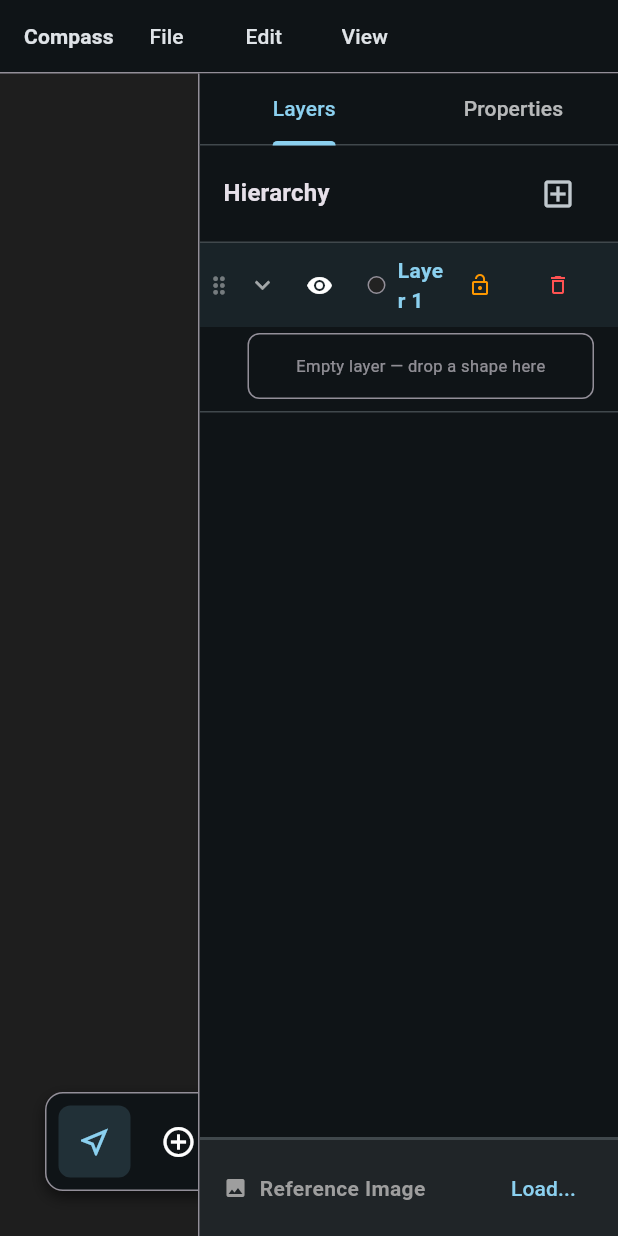
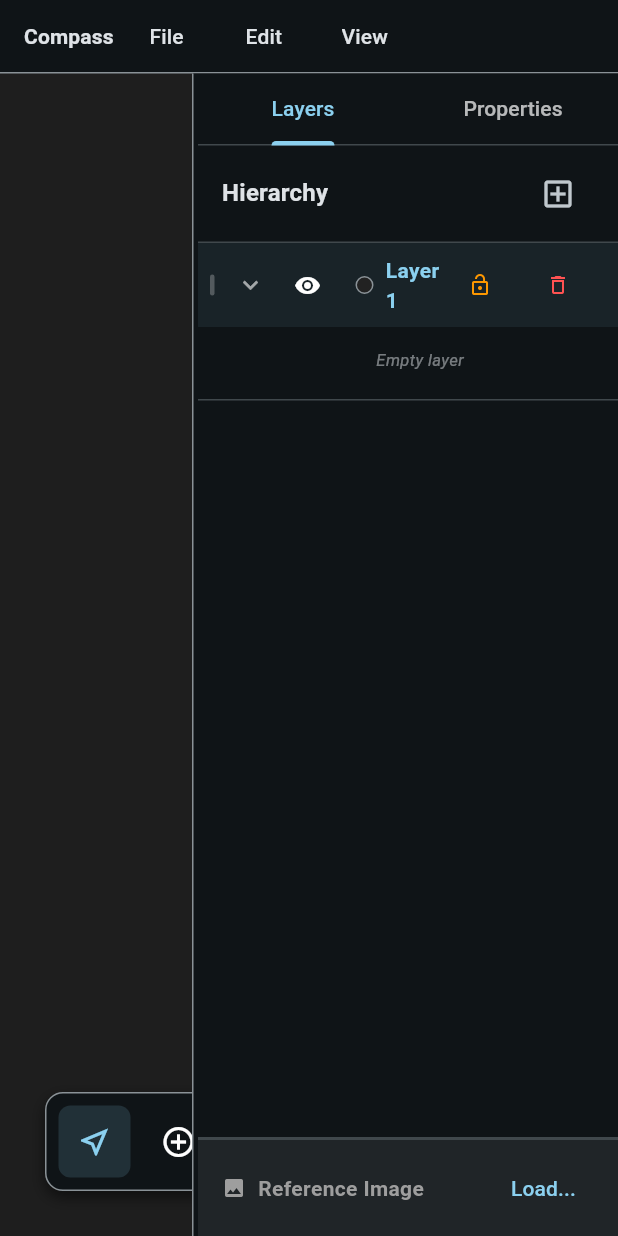
Before and after one commit to nathanfx330/compass, a Flutter app: the screen it shows after launch, on a phone screen of 412 x 824 dp. Run offline on Flutter 3.47's test engine with Material 3 defaults, Android fonts, the phone set to English and light mode, and no system bars.

Commit message:
UI Overhaul: Resizable panels, clean drag handles, and 3-state themes
- Made the right panel (Hierarchy/Properties) horizontally resizable via a drag slider.
- Replaced the dotted drag indicator icons in layers and shape rows with a clean, minimal vertical bar.
- Cleaned up the 'Empty Layer' drop zone by removing the box border and centering the text.
- Replaced 'Monokai' and 'Rosé Pine' themes with professional 'Engine' (Godot-inspired), 'Nord', and 'Gruvbox' themes.
- Replaced Flutter's binary ThemeMode with a custom 3-state CompassThemeMode (Light, Dim, Dark).
- Added a dedicated 'Dim' background color to all themes.
- Muted the Gruvbox light background to a warm stone gray.

```diff
--- a/lib/main.dart
+++ b/lib/main.dart
@@ -32,26 +32,40 @@ class _CompassAppState extends State<CompassApp> {
       builder: (context, _) {
         final activeTheme = _themeManager.activeTheme;
 
+        // Determine the actual scaffold background based on our custom 3-state enum.
+        // Both 'dim' and 'dark' use a dark brightness for text/icons, but they use
+        // different scaffold backgrounds.
+        Color backgroundColor;
+        Brightness brightness;
+
+        switch (_themeManager.themeMode) {
+          case CompassThemeMode.light:
+            backgroundColor = activeTheme.lightBackground;
+            brightness = Brightness.light;
+            break;
+          case CompassThemeMode.dim:
+            backgroundColor = activeTheme.dimBackground;
+            brightness = Brightness.dark;
+            break;
+          case CompassThemeMode.dark:
+            backgroundColor = activeTheme.darkBackground;
+            brightness = Brightness.dark;
+            break;
+        }
+
         return MaterialApp(
           title: 'Compass',
-          themeMode: _themeManager.themeMode,
-          darkTheme: ThemeData.dark(useMaterial3: true).copyWith(
-            colorScheme: ColorScheme.fromSeed(
-              seedColor: activeTheme.seedColor,
-              brightness: Brightness.dark,
-            ),
-            scaffoldBackgroundColor: activeTheme.darkBackground,
-          ),
+          // We bypass Flutter's built in themeMode switching and just supply a
+          // single computed `theme` object based on our custom state.
           theme: ThemeData(
             useMaterial3: true,
             colorScheme: ColorScheme.fromSeed(
               seedColor: activeTheme.seedColor,
-              brightness: Brightness.light,
+              brightness: brightness,
             ),
-            scaffoldBackgroundColor: activeTheme.lightBackground,
+            scaffoldBackgroundColor: backgroundColor,
           ),
           debugShowCheckedModeBanner: false,
-          // Pass the manager down so the UI can trigger theme changes
           home: CompassWorkspace(themeManager: _themeManager),
         );
       },
--- a/lib/theme_manager.dart
+++ b/lib/theme_manager.dart
@@ -1,13 +1,17 @@
-// /lib/theme_manager.dart
+// lib/theme_manager.dart
 
 import 'package:flutter/material.dart';
 
-/// Defines a single theme containing a seed color and specific light/dark backgrounds.
+/// Custom theme mode enum to support a "Dim" state between Light and Dark.
+enum CompassThemeMode { light, dim, dark }
+
+/// Defines a single theme containing a seed color and specific light/dim/dark backgrounds.
 class CompassTheme {
   final String id;
   final String name;
   final Color seedColor;
   final Color lightBackground;
+  final Color dimBackground; // <--- NEW
   final Color darkBackground;
   final bool isPrebuilt;
 
@@ -16,6 +20,7 @@ class CompassTheme {
     required this.name,
     required this.seedColor,
     required this.lightBackground,
+    required this.dimBackground, // <--- NEW
     required this.darkBackground,
     this.isPrebuilt = false,
   });
@@ -24,6 +29,7 @@ class CompassTheme {
     String? name,
     Color? seedColor,
     Color? lightBackground,
+    Color? dimBackground, // <--- NEW
     Color? darkBackground,
   }) {
     return CompassTheme(
@@ -31,6 +37,7 @@ class CompassTheme {
       name: name ?? this.name,
       seedColor: seedColor ?? this.seedColor,
       lightBackground: lightBackground ?? this.lightBackground,
+      dimBackground: dimBackground ?? this.dimBackground, // <--- NEW
       darkBackground: darkBackground ?? this.darkBackground,
       isPrebuilt: isPrebuilt,
     );
@@ -39,10 +46,11 @@ class CompassTheme {
 
 /// Manages the active Theme Mode and the active Color Theme across the app.
 class ThemeManager extends ChangeNotifier {
-  ThemeMode _themeMode = ThemeMode.dark;
-  ThemeMode get themeMode => _themeMode;
+  // <--- CHANGED: Now uses our custom enum
+  CompassThemeMode _themeMode = CompassThemeMode.dark;
+  CompassThemeMode get themeMode => _themeMode;
 
-  set themeMode(ThemeMode mode) {
+  set themeMode(CompassThemeMode mode) {
     if (_themeMode != mode) {
       _themeMode = mode;
       notifyListeners();
@@ -52,14 +60,15 @@ class ThemeManager extends ChangeNotifier {
   late CompassTheme _activeTheme;
   CompassTheme get activeTheme => _activeTheme;
 
-  // Our starting prebuilt themes
+  // Our starting prebuilt themes, now with a 'dimBackground' added to each
   final List<CompassTheme> _themes = [
     CompassTheme(
       id: 'default_bluegrey',
       name: 'Compass Default',
       seedColor: Colors.blueGrey,
-      lightBackground: const Color(0xFFF0F0F0), // Light IDE background
-      darkBackground: const Color(0xFF1E1E1E),  // Dark IDE background
+      lightBackground: const Color(0xFFF0F0F0),
+      dimBackground: const Color(0xFF2D2F33),   // <--- NEW: A mid-dark gray
+      darkBackground: const Color(0xFF1E1E1E),
       isPrebuilt: true,
     ),
     CompassTheme(
@@ -67,23 +76,38 @@ class ThemeManager extends ChangeNotifier {
       name: 'Ocean Blue',
       seedColor: Colors.blue,
       lightBackground: const Color(0xFFF0F4F8),
+      dimBackground: const Color(0xFF1E293B),   // <--- NEW: Tailwind Slate 800
       darkBackground: const Color(0xFF0F172A),
       isPrebuilt: true,
     ),
     CompassTheme(
-      id: 'monokai',
-      name: 'Monokai',
-      seedColor: const Color(0xFFA6E22E),
-      lightBackground: const Color(0xFFFAFAFA),
-      darkBackground: const Color(0xFF272822),
+      id: 'engine',
+      name: 'Engine',
+      seedColor: const Color(0xFF4188D2),
+      lightBackground: const Color(0xFFE5E7EB),
+      dimBackground: const Color(0xFF2C2E3A),   // <--- NEW: Slightly lighter graphite
+      darkBackground: const Color(0xFF21232B),
       isPrebuilt: true,
     ),
+    // <--- REPLACED Rosé Pine with Nord --->
     CompassTheme(
-      id: 'rose_pine',
-      name: 'Rosé Pine',
-      seedColor: const Color(0xFFEB6F92),
-      lightBackground: const Color(0xFFFAF4ED),
-      darkBackground: const Color(0xFF191724),
+      id: 'nord',
+      name: 'Nord',
+      seedColor: const Color(0xFF88C0D0),       // Frost Cyan
+      lightBackground: const Color(0xFFECEFF4), // Snow Storm
+      dimBackground: const Color(0xFF3B4252),   // Polar Night (Lighter)
+      darkBackground: const Color(0xFF2E3440),  // Polar Night (Darker)
+      isPrebuilt: true,
+    ),
+    // <--- NEW: Added Gruvbox --->
+    CompassTheme(
+      id: 'gruvbox',
+      name: 'Gruvbox',
+      seedColor: const Color(0xFFFE8019),       // Orange Accent
+      // <--- CHANGED: Replaced the bright yellow with a muted, warm stone gray --->
+      lightBackground: const Color(0xFFE0DCD3),
+      dimBackground: const Color(0xFF3C3836),   // Dark bg1 (Lighter)
+      darkBackground: const Color(0xFF282828),  // Dark bg0 (Darker)
       isPrebuilt: true,
     ),
   ];
--- a/lib/ui/panels/layer_tile.dart
+++ b/lib/ui/panels/layer_tile.dart
@@ -1,4 +1,4 @@
-// /lib/ui/panels/layer_tile.dart
+// lib/ui/panels/layer_tile.dart
 
 import 'package:flutter/material.dart';
 
@@ -223,11 +223,14 @@ class LayerTile extends StatelessWidget {
                     child: ReorderableDragStartListener(
                       index: dragIndex,
                       child: Padding(
-                        padding: const EdgeInsets.only(left: 4.0, right: 2.0),
-                        child: Icon(
-                          Icons.drag_indicator,
-                          size: 18,
-                          color: theme.iconTheme.color?.withOpacity(0.4),
+                        padding: const EdgeInsets.only(left: 8.0, right: 6.0),
+                        child: Container(
+                          width: 3,
+                          height: 14,
+                          decoration: BoxDecoration(
+                            color: theme.iconTheme.color?.withOpacity(0.25),
+                            borderRadius: BorderRadius.circular(1.5),
+                          ),
                         ),
                       ),
                     ),
@@ -402,23 +405,20 @@ class LayerTile extends StatelessWidget {
         if (isEmpty) {
           return Container(
             margin: const EdgeInsets.fromLTRB(32, 4, 16, 8),
-            height: 44,
+            height: 36,
             alignment: Alignment.center,
             decoration: BoxDecoration(
               borderRadius: BorderRadius.circular(8),
-              color: targeted ? theme.colorScheme.primary.withOpacity(0.06) : Colors.transparent,
-              border: Border.all(
-                color: targeted ? theme.colorScheme.primary : theme.dividerColor,
-                width: targeted ? 2 : 1,
-              ),
+              color: targeted ? theme.colorScheme.primary.withOpacity(0.08) : Colors.transparent,
             ),
             child: Text(
-              targeted ? 'Release to add to this layer' : 'Empty layer — drop a shape here',
+              targeted ? 'Release to add to this layer' : 'Empty layer',
               style: TextStyle(
                 fontSize: 11,
+                fontStyle: FontStyle.italic,
                 color: targeted
                     ? theme.colorScheme.primary
-                    : theme.textTheme.bodySmall?.color?.withOpacity(0.6),
+                    : theme.textTheme.bodySmall?.color?.withOpacity(0.5),
               ),
             ),
           );
--- a/lib/ui/panels/shape_row.dart
+++ b/lib/ui/panels/shape_row.dart
@@ -1,4 +1,4 @@
-// /lib/ui/panels/shape_row.dart
+// lib/ui/panels/shape_row.dart
 
 import 'package:flutter/material.dart';
 
@@ -230,14 +230,21 @@ class _ShapeRowState extends State<ShapeRow> {
       color: dim ? theme.disabledColor : null,
     );
 
+    // REPLACED Icons.drag_indicator with a minimal vertical bar
     final Widget gripHandle = MouseRegion(
       cursor: SystemMouseCursors.grab,
       child: Tooltip(
         message: 'Drag to reorder',
-        child: Icon(
-          Icons.drag_indicator,
-          size: 16,
-          color: theme.iconTheme.color?.withOpacity(0.4),
+        child: Padding(
+          padding: const EdgeInsets.symmetric(horizontal: 4.0),
+          child: Container(
+            width: 3,
+            height: 14,
+            decoration: BoxDecoration(
+              color: theme.iconTheme.color?.withOpacity(0.25),
+              borderRadius: BorderRadius.circular(1.5),
+            ),
+          ),
         ),
       ),
     );
@@ -256,8 +263,8 @@ class _ShapeRowState extends State<ShapeRow> {
             child: gripHandle,
           )
         else
-          // Keep the icon column aligned with draggable rows (grip width ~16).
-          const SizedBox(width: 16),
+          // Keep the icon column aligned with draggable rows (grip width ~11).
+          const SizedBox(width: 11),
         const SizedBox(width: 4),
         shapeIconWidget,
       ],
--- a/lib/ui/workspace/menu_bar.dart
+++ b/lib/ui/workspace/menu_bar.dart
@@ -140,14 +140,17 @@ class CompassMenuBar extends StatelessWidget {
                     SubmenuButton(
                       menuChildren: [
                         MenuItemButton(
-                          // <--- CHANGED: Use themeManager --->
-                          onPressed: () => themeManager.themeMode = ThemeMode.light,
+                          onPressed: () => themeManager.themeMode = CompassThemeMode.light,
                           leadingIcon: const Icon(Icons.light_mode),
                           child: const Text('Light Mode'),
                         ),
                         MenuItemButton(
-                          // <--- CHANGED: Use themeManager --->
-                          onPressed: () => themeManager.themeMode = ThemeMode.dark,
+                          onPressed: () => themeManager.themeMode = CompassThemeMode.dim,
+                          leadingIcon: const Icon(Icons.nightlight),
+                          child: const Text('Dim Mode'),
+                        ),
+                        MenuItemButton(
+                          onPressed: () => themeManager.themeMode = CompassThemeMode.dark,
                           leadingIcon: const Icon(Icons.dark_mode),
                           child: const Text('Dark Mode'),
                         ),
--- a/lib/ui/workspace/settings_dialog.dart
+++ b/lib/ui/workspace/settings_dialog.dart
@@ -61,10 +61,12 @@ class _AppearanceTab extends StatelessWidget {
           children: [
             Text('Color Mode', style: theme.textTheme.titleMedium?.copyWith(fontWeight: FontWeight.bold)),
             const SizedBox(height: 12),
-            SegmentedButton<ThemeMode>(
+            // <--- CHANGED: Updated to use CompassThemeMode and added Dim option --->
+            SegmentedButton<CompassThemeMode>(
               segments: const [
-                ButtonSegment(value: ThemeMode.light, icon: Icon(Icons.light_mode), label: Text('Light')),
-                ButtonSegment(value: ThemeMode.dark, icon: Icon(Icons.dark_mode), label: Text('Dark')),
+                ButtonSegment(value: CompassThemeMode.light, icon: Icon(Icons.light_mode), label: Text('Light')),
+                ButtonSegment(value: CompassThemeMode.dim, icon: Icon(Icons.nightlight), label: Text('Dim')),
+                ButtonSegment(value: CompassThemeMode.dark, icon: Icon(Icons.dark_mode), label: Text('Dark')),
               ],
               selected: {themeManager.themeMode},
               onSelectionChanged: (set) => themeManager.themeMode = set.first,
@@ -119,6 +121,8 @@ class _AppearanceTab extends StatelessWidget {
               child: Row(
                 children: [
                   Expanded(child: Container(color: t.lightBackground.withOpacity(0.9))),
+                  // <--- NEW: Display the Dim color in the middle of the card preview --->
+                  Expanded(child: Container(color: t.dimBackground.withOpacity(0.9))),
                   Expanded(child: Container(color: t.darkBackground.withOpacity(0.9))),
                 ],
               ),
@@ -181,6 +185,7 @@ class _EditThemeDialogState extends State<_EditThemeDialog> {
   late TextEditingController _nameCtrl;
   late Color _seedColor;
   late Color _lightBg;
+  late Color _dimBg; // <--- NEW
   late Color _darkBg;
 
   @override
@@ -189,6 +194,7 @@ class _EditThemeDialogState extends State<_EditThemeDialog> {
     _nameCtrl = TextEditingController(text: widget.theme?.name ?? 'My Custom Theme');
     _seedColor = widget.theme?.seedColor ?? Colors.teal;
     _lightBg = widget.theme?.lightBackground ?? const Color(0xFFF0F0F0);
+    _dimBg = widget.theme?.dimBackground ?? const Color(0xFF2D2F33); // <--- NEW
     _darkBg = widget.theme?.darkBackground ?? const Color(0xFF1E1E1E);
   }
 
@@ -247,6 +253,9 @@ class _EditThemeDialogState extends State<_EditThemeDialog> {
             const SizedBox(height: 12),
             _colorRow('Light Canvas Background', _lightBg, (c) => _lightBg = c),
             const SizedBox(height: 12),
+            // <--- NEW: Added color row for Dim mode --->
+            _colorRow('Dim Canvas Background', _dimBg, (c) => _dimBg = c),
+            const SizedBox(height: 12),
             _colorRow('Dark Canvas Background', _darkBg, (c) => _darkBg = c),
           ],
         ),
@@ -264,6 +273,7 @@ class _EditThemeDialogState extends State<_EditThemeDialog> {
                 name: _nameCtrl.text,
                 seedColor: _seedColor,
                 lightBackground: _lightBg,
+                dimBackground: _dimBg, // <--- NEW
                 darkBackground: _darkBg,
               ));
             } else {
@@ -271,6 +281,7 @@ class _EditThemeDialogState extends State<_EditThemeDialog> {
                 name: _nameCtrl.text,
                 seedColor: _seedColor,
                 lightBackground: _lightBg,
+                dimBackground: _dimBg, // <--- NEW
                 darkBackground: _darkBg,
               ));
             }
--- a/lib/workspace.dart
+++ b/lib/workspace.dart
@@ -1,4 +1,4 @@
-// ./lib/workspace.dart
+// lib/workspace.dart
 
 import 'package:flutter/material.dart';
 import 'package:flutter/services.dart';
@@ -29,6 +29,9 @@ class _CompassWorkspaceState extends State<CompassWorkspace> {
   late CompassEngine _engine;
   bool _showScaffolding = true;
   bool _showHandles = true; // <--- NEW: State for showing/hiding Bezier handles
+
+  // NEW: State for the resizable right panel width
+  double _rightPanelWidth = 280.0;
 
   final List<Color> _swatchColors = [
     const Color(0xFF222222),
@@ -115,6 +118,7 @@ class _CompassWorkspaceState extends State<CompassWorkspace> {
               Expanded(
                 child: Row(
                   children: [
+                    // === CANVAS (Expands to fill remaining space) ===
                     Expanded(
                       child: ClipRect(
                         child: CompassCanvas(
@@ -127,13 +131,36 @@ class _CompassWorkspaceState extends State<CompassWorkspace> {
                       ),
                     ),
 
+                    // === HORIZONTAL SLIDER DRAG HANDLE ===
+                    MouseRegion(
+                      cursor: SystemMouseCursors.resizeColumn,
+                      child: GestureDetector(
+                        behavior: HitTestBehavior.translucent,
+                        onPanUpdate: (details) {
+                          setState(() {
+                            // Invert delta because panel is anchored to the right
+                            _rightPanelWidth -= details.delta.dx;
+                            // Constrain the panel width so it doesn't break the layout or hide completely
+                            _rightPanelWidth = _rightPanelWidth.clamp(220.0, 600.0);
+                          });
+                        },
+                        child: Container(
+                          width: 4,
+                          decoration: BoxDecoration(
+                            color: theme.colorScheme.surface,
+                            border: Border(
+                              left: BorderSide(color: theme.dividerColor, width: 1),
+                            )
+                          ),
+                        ),
+                      ),
+                    ),
+
+                    // === RIGHT PANEL (Hierarchy & Properties) ===
                     Container(
-                      width: 280,
+                      width: _rightPanelWidth,
                       decoration: BoxDecoration(
                         color: theme.colorScheme.surface,
-                        border: Border(
-                          left: BorderSide(color: theme.dividerColor, width: 1),
-                        ),
                       ),
                       child: DefaultTabController(
                         length: 2,
```
